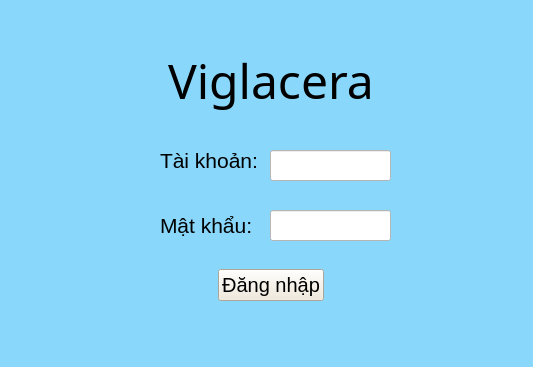
This is src/View/login.ui in dohaoo0/QLKho as Qt 5 draws it before an edit. The edited form follows.
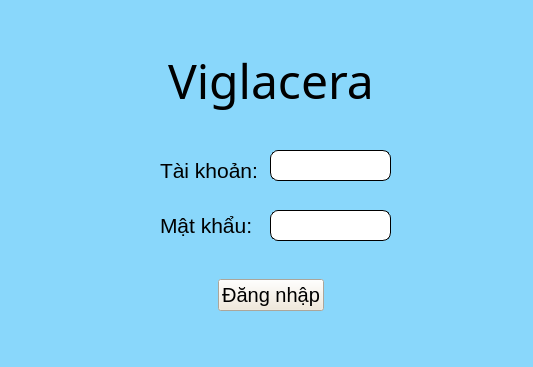
This is the edited form.

Diff of the .ui file:
```diff
--- a/src/View/login.ui
+++ b/src/View/login.ui
@@ -27,7 +27,7 @@
     <property name="geometry">
      <rect>
       <x>160</x>
-      <y>150</y>
+      <y>160</y>
       <width>101</width>
       <height>20</height>
      </rect>
@@ -79,7 +79,9 @@
      </rect>
     </property>
     <property name="styleSheet">
-     <string notr="true">background-color: white</string>
+     <string notr="true">background-color: white;
+border-radius: 8px ;
+border: 1px solid black;</string>
     </property>
    </widget>
    <widget class="QLineEdit" name="login_input_password">
@@ -92,7 +94,9 @@
      </rect>
     </property>
     <property name="styleSheet">
-     <string notr="true">background-color: white</string>
+     <string notr="true">background-color: white;
+border-radius: 8px ;
+border: 1px solid black;</string>
     </property>
    </widget>
    <widget class="QLabel" name="label_4">
@@ -184,7 +188,7 @@
       <x>0</x>
       <y>260</y>
       <width>541</width>
-      <height>51</height>
+      <height>71</height>
      </rect>
     </property>
     <layout class="QHBoxLayout" name="horizontalLayout_3">
```
